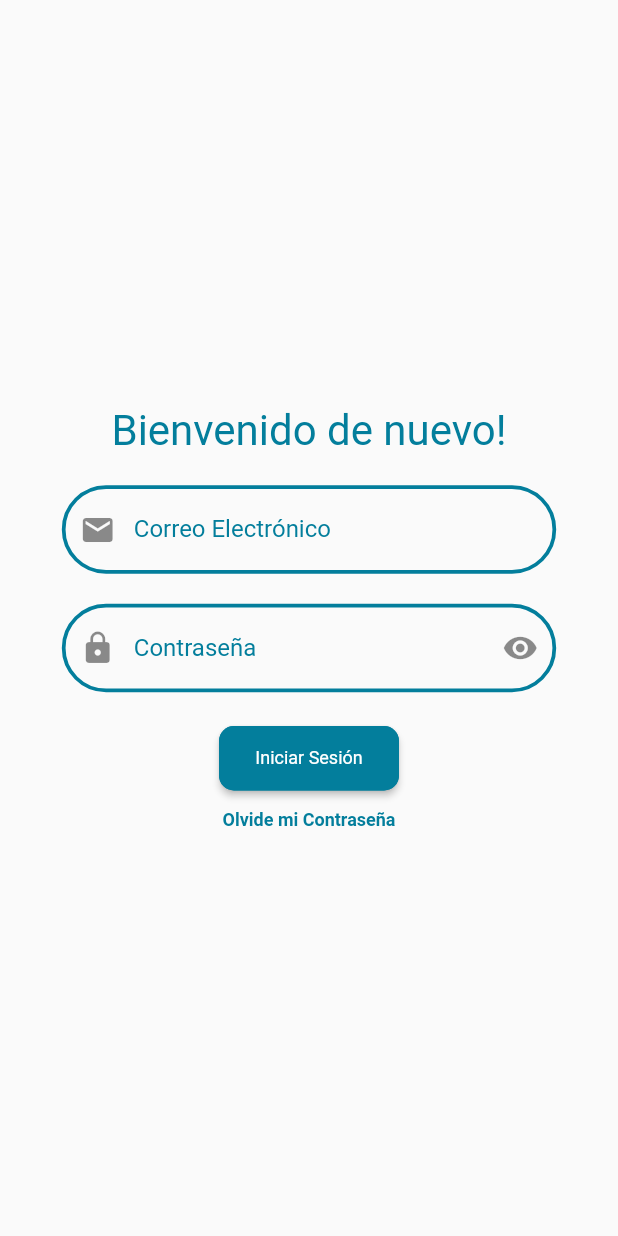
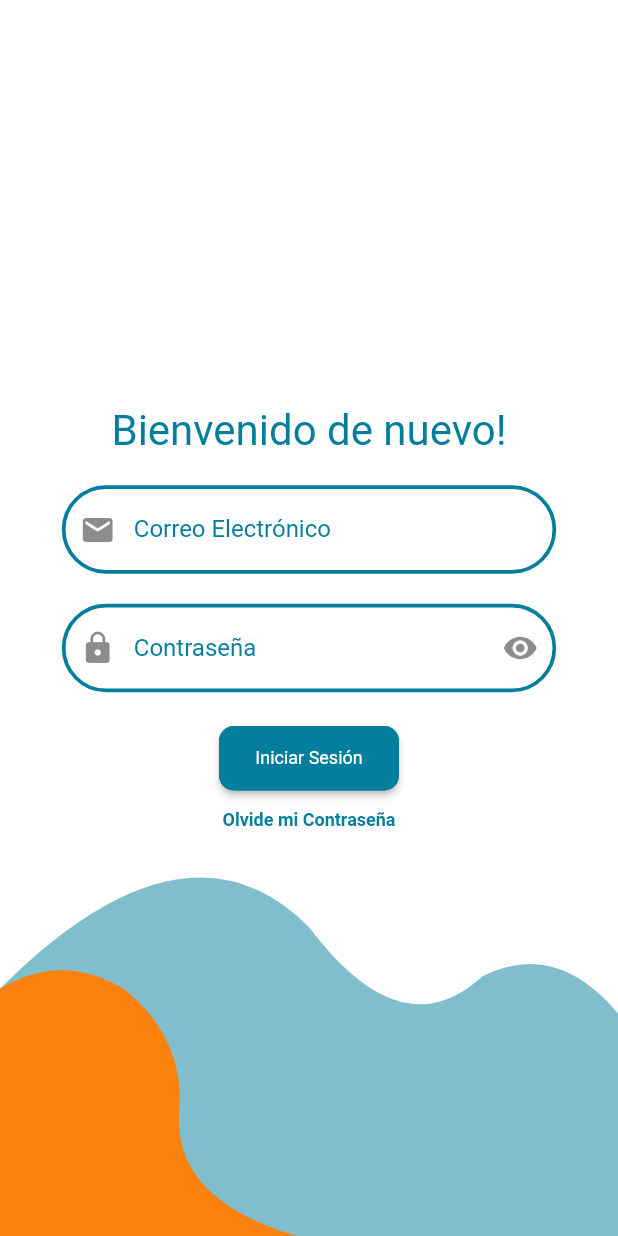
Before and after one commit to will0149/froggy_wsm, a Flutter app: the screen it shows after launch, after a tap on "Autenticar", on a phone screen of 412 x 824 dp. Run offline on Flutter 3.47's test engine with Material 2 defaults, Android fonts, the light colour scheme and no system bars; missing offline and left inert: flutter_toastr; Roboto replaces fonts that are missing (Gothic A1).

Commit message:
add login background shapes

```diff
--- a/lib/src/pages/auth/auth_page.dart
+++ b/lib/src/pages/auth/auth_page.dart
@@ -27,7 +27,6 @@
       child: Container(
         constraints: const BoxConstraints.expand(),
         height: size.height / 1.4,
-        color: Colors.lightBlueAccent,
         child: Stack(
           children: [
             Positioned(
@@ -60,7 +59,6 @@
                     painter: BottomLeftCurveOrange(),
                   ),
                 ),
-                //
             Align(
               alignment: Alignment.center,
               child: Container(
--- a/lib/src/pages/auth/login_page.dart
+++ b/lib/src/pages/auth/login_page.dart
@@ -3,6 +3,9 @@
 
 import '../../../generated/l10n.dart';
 import '../../constants/colors.dart';
+import '../../widgets/paints/bottom_left_curve_orange.dart';
+import '../../widgets/paints/middle_wave_white.dart';
+import '../../widgets/paints/sign_in_up_white_shape.dart';
 import '../../widgets/scaffolds/safe_scaffold.dart';
 
 class LoginPage extends StatefulWidget {
@@ -24,13 +27,30 @@
     var size = MediaQuery.of(context).size;
     return SafeScaffold(
         child: Container(
+      constraints: const BoxConstraints.expand(),
+      height: size.height / 1.4,
+      child: Stack(
+        children: [
+          SizedBox(
+            height: double.infinity,
+            width: double.infinity,
+            child: CustomPaint(
+              painter: SignInUpWhiteShape(),
+            ),
+          ),
+          SizedBox(
+            height: double.infinity,
+            width: double.infinity,
+            child: CustomPaint(
+              painter: BottomLeftCurveOrange(),
+            ),
+          ),
+          Center(
+            child: Container(
               margin: EdgeInsets.only(
                 left: size.width * 0.10,
                 right: size.width * 0.10,
               ),
-      child: Stack(
-        children: [
-          Center(
               child: Form(
                 key: loginFormKey,
                 child: Wrap(
@@ -95,20 +115,18 @@
                               style: TextStyle(
                                   color: Colors.white,
                                   fontWeight: FontWeight.normal,
-                                fontSize: 12.0
-                            ),
+                                  fontSize: 12.0),
                             ),
                             style: ElevatedButton.styleFrom(
                               primary: parkeaBlueAccent,
                               fixedSize: Size(120, 43),
                               shape: RoundedRectangleBorder(
                                 borderRadius: BorderRadius.circular(10.0),
-                              side:
-                              const BorderSide(color: parkeaBlueAccent, width: 1.2),
+                                side: const BorderSide(
+                                    color: parkeaBlueAccent, width: 1.2),
                               ),
                             ),
                           ),
-
                           Text.rich(
                             TextSpan(
                               text: S.of(context).forgotPassword,
@@ -118,15 +136,15 @@
                                 fontSize: 12,
                               ),
                               recognizer: new TapGestureRecognizer()
-                              ..onTap = () =>
-                                  Navigator.pushNamed(context, "/main"),
+                                ..onTap =
+                                    () => Navigator.pushNamed(context, "/main"),
                             ),
                           ),
                         ],
                       ),
                     ),
-
                   ],
+                ),
               ),
             ),
           ),
--- /dev/null
+++ b/lib/src/widgets/paints/sign_in_up_white_shape.dart
@@ -0,0 +1,34 @@
+import 'package:flutter/material.dart';
+
+class SignInUpWhiteShape extends CustomPainter {
+  @override
+  void paint(Canvas canvas, Size size) {
+    final pincel = Paint();
+    double width = size.width;
+    double height = size.height;
+
+    pincel.color = Colors.white;
+    pincel.style = PaintingStyle.fill;
+    pincel.strokeWidth = 20;
+
+    final path = Path();
+    path.lineTo(width * 0.0, height * 0.80);
+    path.quadraticBezierTo(
+        width * 0.30, height * 0.65, width * 0.50, height * 0.75);
+    path.quadraticBezierTo(width * 0.65, height * 0.85, width * 0.78, height * 0.79);
+    path.quadraticBezierTo(width * 0.90, height * 0.76, width * 1, height * 0.82);
+
+    path.lineTo(width * 1, height * 0);
+    path.lineTo(width * 0.85, height * 0);
+    path.lineTo(0, 0);
+
+
+    canvas.drawPath(path, pincel);
+  }
+
+  @override
+  bool shouldRepaint(covariant CustomPainter oldDelegate) {
+    return true;
+  }
+
+}
--- a/lib/src/widgets/scaffolds/safe_scaffold.dart
+++ b/lib/src/widgets/scaffolds/safe_scaffold.dart
@@ -1,4 +1,5 @@
 import 'package:flutter/material.dart';
+import 'package:parkea/src/constants/colors.dart';
 
 class SafeScaffold extends StatelessWidget {
   final Widget child;
@@ -7,8 +8,9 @@
   @override
   Widget build(BuildContext context) {
     return Scaffold(
+      backgroundColor: parkeaBlueAccentOpacity,
         body: SafeArea(
-        top: true,
+        top: false,
         bottom: true,
           child: child,
         ),
```
Lines whose indentation alone changed are shown as unchanged.
